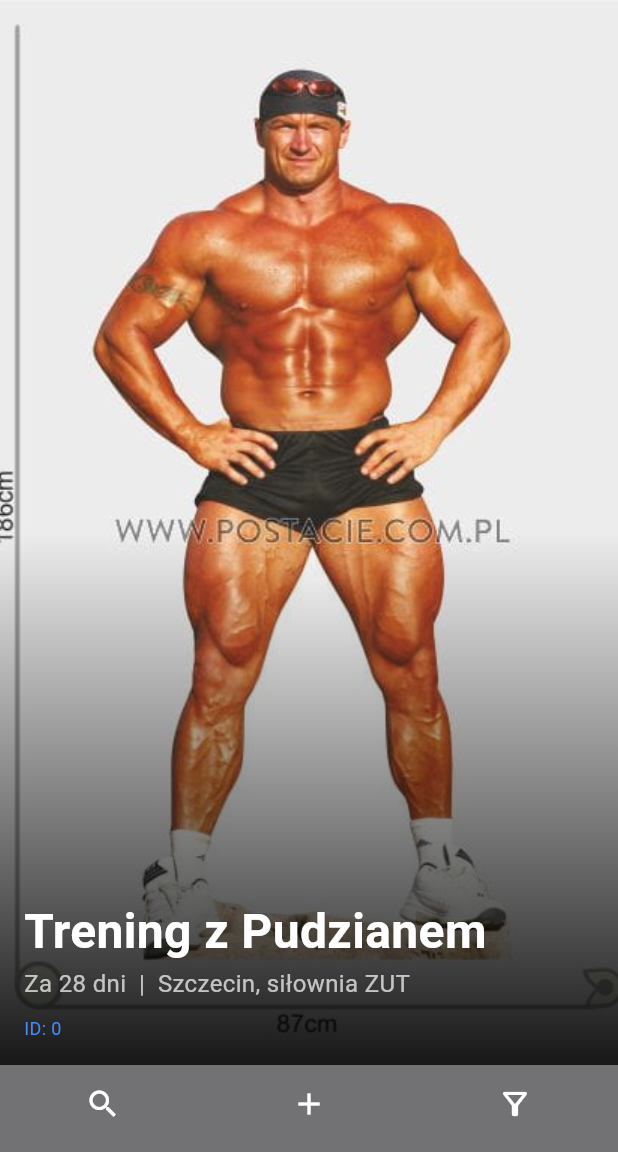
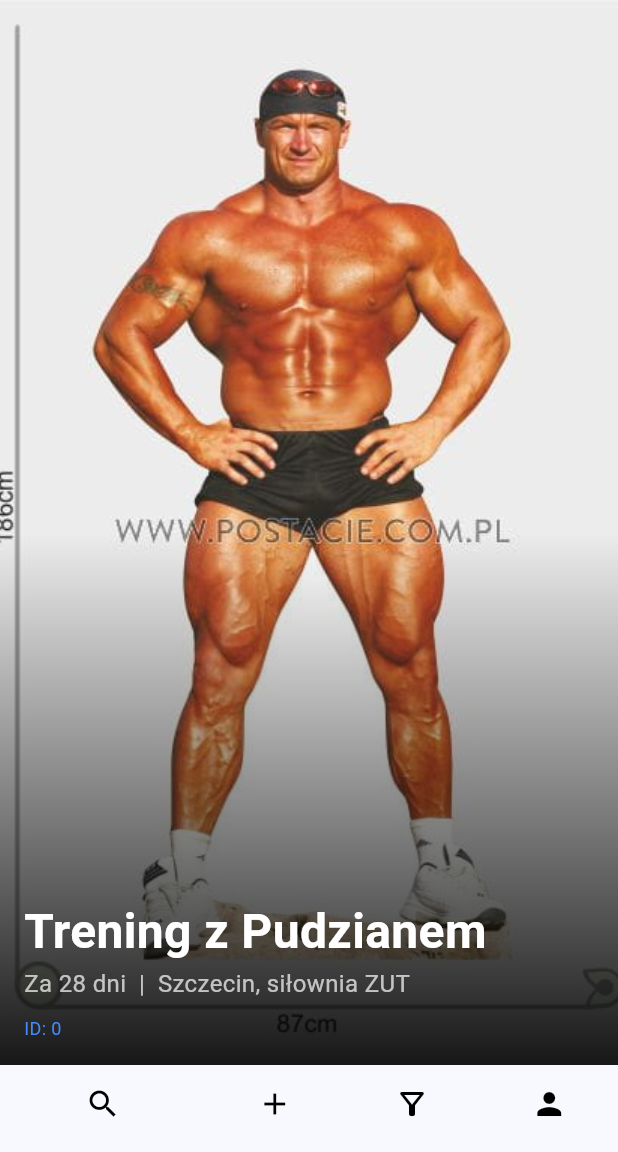
Before and after one commit to JaKosinski/IPZ_2024_2025, a Flutter app: the HomePage screen opened by its route, on a phone screen of 412 x 824 dp, the part 84-1236 px from its top. Run offline on Flutter 3.47's test engine with Material 3 defaults, Android fonts, the phone set to English and light mode, and no system bars; our stand-ins replace image_picker, shared_preferences; missing offline and left inert: mysql1; accounts and stored records are empty; network calls fail.

Commit message:
dodanie profilu użytkownika i ustawień konta

```diff
--- a/aplikacja/lib/main.dart
+++ b/aplikacja/lib/main.dart
@@ -3,6 +3,7 @@ import 'package:Hive/pages/registration.dart';
 import 'package:flutter/material.dart';
 import 'pages/sign_in.dart';
 import 'models/event.dart';
+import 'pages/profile_page.dart';
 
 List<Event> testEvents = [
   Event(
@@ -77,7 +78,8 @@ class MyApp extends StatelessWidget {
       routes: {
         '/sign_in': (context) => SignInPage(events: testEvents),
         '/register': (context) => RegisterPage(),
-        '/home': (context) => HomePage(events: testEvents)
+        '/home': (context) => HomePage(events: testEvents),
+
 
       },
       //home: SignInPage(events: testEvents),
--- a/aplikacja/lib/pages/home_page.dart
+++ b/aplikacja/lib/pages/home_page.dart
@@ -6,6 +6,7 @@ import '../models/event.dart';
 import '../widgets/event_card.dart';
 import '../pages/filtered_page.dart';
 import '../pages/new_event_page.dart';
+import '../pages/profile_page.dart';
 
 
 
@@ -13,7 +14,7 @@ class HomePage extends StatefulWidget {
   final List<Event> events;
 
 
-  const HomePage({Key? key, required this.events}) : super(key: key);
+  const HomePage({super.key, required this.events});
 
   @override
   _HomePageState createState() => _HomePageState();
@@ -22,7 +23,7 @@ class HomePage extends StatefulWidget {
 class _HomePageState extends State<HomePage> {
   List<Event> _events = [];
   int _selectedFromBottomBar = 0;
-  TextEditingController _searchController = TextEditingController();
+  final TextEditingController _searchController = TextEditingController();
 
   @override
   void initState() {
@@ -133,6 +134,7 @@ class _HomePageState extends State<HomePage> {
     );
   }
 
+
   /// Otwieranie okna dialogowego z wyszukiwaniem
   void _showSearchDialog({bool onlyLocation = false}) {
     showDialog(
@@ -162,6 +164,7 @@ class _HomePageState extends State<HomePage> {
               },
               child: const Icon(Icons.search),
             )
+
           ],
         );
       }
@@ -202,7 +205,7 @@ class _HomePageState extends State<HomePage> {
                   children: [
                     const Text(
                       'Filtruj po:',
-                      style: const TextStyle(
+                      style: TextStyle(
                         fontWeight:  FontWeight.bold,
                       ),
                     ),
@@ -247,6 +250,15 @@ class _HomePageState extends State<HomePage> {
               },
           );
           break;
+          case 3:
+  Navigator.push(
+    context,
+    MaterialPageRoute(
+      builder: (context) => ProfilePage(),
+    ),
+  );
+  break;
+
       }
     });
   }
@@ -287,13 +299,13 @@ class _HomePageState extends State<HomePage> {
         // powiem Wam szczerze, że nie wiem co robi połowa z tych właściwości, ale buja z nimi
         elevation: 0,
         enableFeedback: false,
-        backgroundColor: Colors.black54,
+         backgroundColor: Colors.black54, // Ustawienie szarego tła
         currentIndex: _selectedFromBottomBar,
         onTap: _onBarTapped,
         showUnselectedLabels: false,
         showSelectedLabels: false,
-        selectedItemColor: Colors.white,
-        unselectedItemColor: Colors.white,
+        selectedItemColor: const Color.fromARGB(255, 0, 0, 0),
+        unselectedItemColor: const Color.fromARGB(255, 0, 0, 0),
         items: const [
           BottomNavigationBarItem(  // 0
             icon: Icon(Icons.search),
@@ -306,7 +318,11 @@ class _HomePageState extends State<HomePage> {
           BottomNavigationBarItem(
             icon: Icon(Icons.filter_alt_outlined),
             label: 'filtruj',
-          )
+          ),
+          BottomNavigationBarItem(  // 3
+          icon: Icon(Icons.person),
+          label: 'profil',
+        ),
         ],
       ),
     );
```
Also changed, not shown: aplikacja/lib/pages/profile_page.dart (added, +35 -0 lines), aplikacja/lib/pages/settings_page.dart (added, +20 -0 lines), 1 other file.
